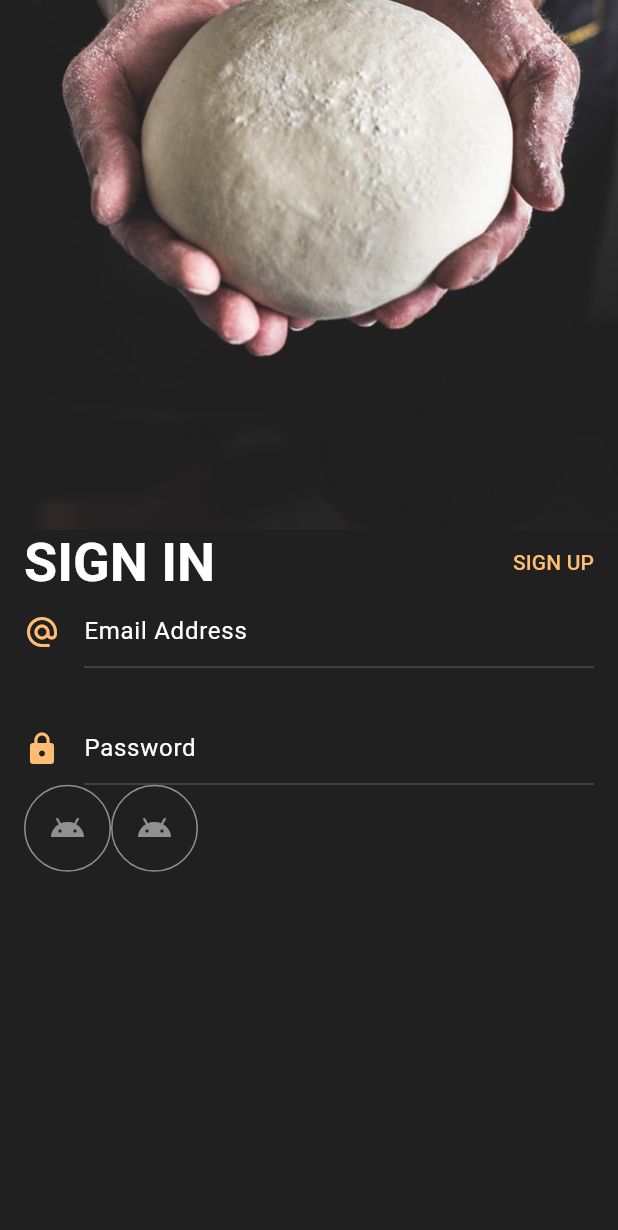
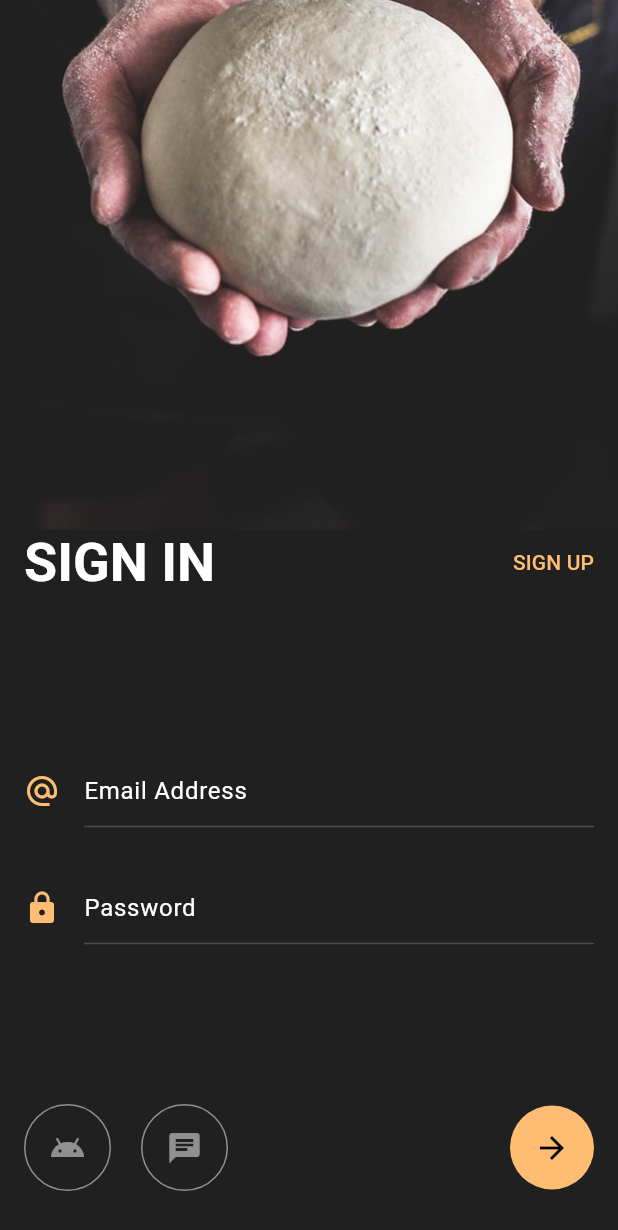
Before and after one commit to ten66/tfw_auth_screen, a Flutter app: the screen it shows after launch, after a tap on "START LEARNING", on a phone screen of 412 x 824 dp. Shown: the top 1230 px of the screen. Run offline on Flutter 3.47's test engine with Material 2 defaults, Android fonts, the phone set to English and light mode, and no system bars.

Commit message:
#1 矢印ボタン追加

```diff
--- a/lib/signin_screen.dart
+++ b/lib/signin_screen.dart
@@ -40,13 +40,14 @@ class SignInScreen extends StatelessWidget {
                       ),
                     ],
                   ),
-                  Padding(
-                    padding: const EdgeInsets.only(bottom: 30),
+                  const Spacer(),
+                  const Padding(
+                    padding: EdgeInsets.only(bottom: 30),
                     child: Row(
                       crossAxisAlignment: CrossAxisAlignment.center,
                       children: [
                         Padding(
-                          padding: const EdgeInsets.only(right: 16),
+                          padding: EdgeInsets.only(right: 16),
                           child: Icon(
                             Icons.alternate_email,
                             color: kPrimaryColor,
@@ -61,11 +62,11 @@ class SignInScreen extends StatelessWidget {
                       ],
                     ),
                   ),
-                  Row(
+                  const Row(
                     crossAxisAlignment: CrossAxisAlignment.center,
                     children: [
                       Padding(
-                        padding: const EdgeInsets.only(right: 16),
+                        padding: EdgeInsets.only(right: 16),
                         child: Icon(
                           Icons.lock,
                           color: kPrimaryColor,
@@ -78,10 +79,13 @@ class SignInScreen extends StatelessWidget {
                       ),
                     ],
                   ),
-                  Row(
+                  const Spacer(),
+                  Padding(
+                    padding: const EdgeInsets.only(bottom: 30),
+                    child: Row(
                       children: [
                         Container(
-                        padding: EdgeInsets.all(16),
+                          padding: const EdgeInsets.all(16),
                           decoration: BoxDecoration(
                             shape: BoxShape.circle,
                             border: Border.all(
@@ -93,8 +97,9 @@ class SignInScreen extends StatelessWidget {
                             color: Colors.white.withOpacity(.5),
                           ),
                         ),
+                        const SizedBox(width: 20),
                         Container(
-                        padding: EdgeInsets.all(16),
+                          padding: const EdgeInsets.all(16),
                           decoration: BoxDecoration(
                             shape: BoxShape.circle,
                             border: Border.all(
@@ -102,11 +107,24 @@ class SignInScreen extends StatelessWidget {
                             ),
                           ),
                           child: Icon(
-                          Icons.android,
+                            Icons.chat,
                             color: Colors.white.withOpacity(.5),
                           ),
                         ),
+                        const Spacer(),
+                        Container(
+                          padding: const EdgeInsets.all(16),
+                          decoration: const BoxDecoration(
+                            shape: BoxShape.circle,
+                            color: kPrimaryColor,
+                          ),
+                          child: const Icon(
+                            Icons.arrow_forward,
+                            color: Colors.black,
+                          ),
+                        ),
                       ],
+                    ),
                   ),
                 ],
               ),
```
Lines whose indentation alone changed are shown as unchanged.
